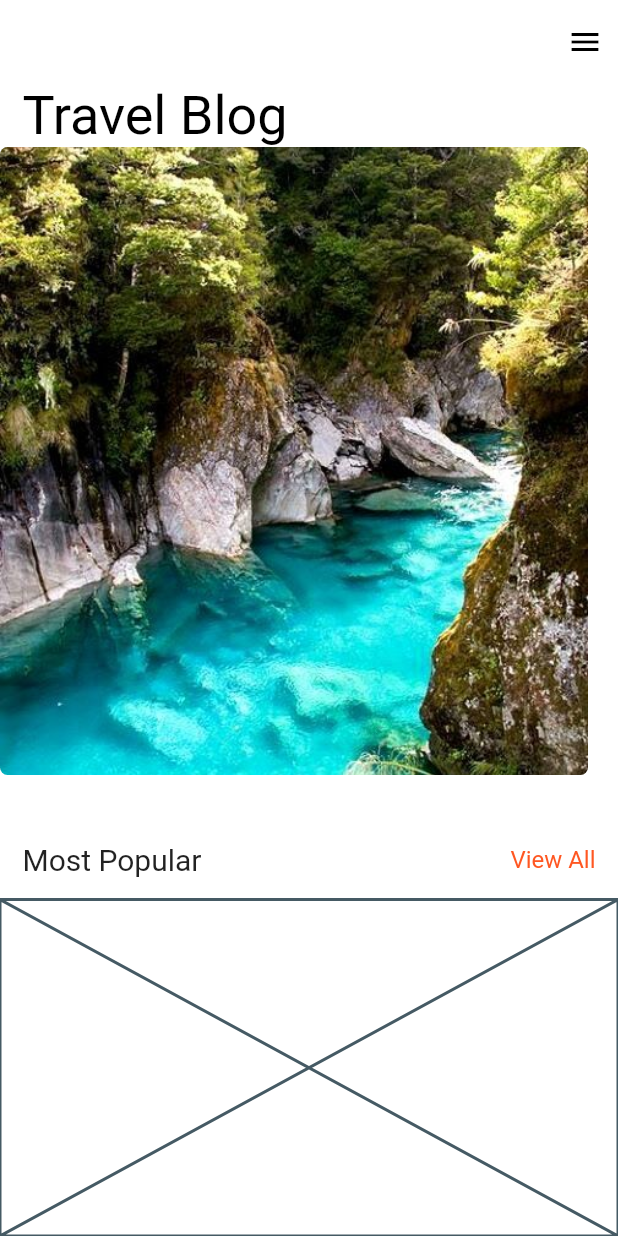
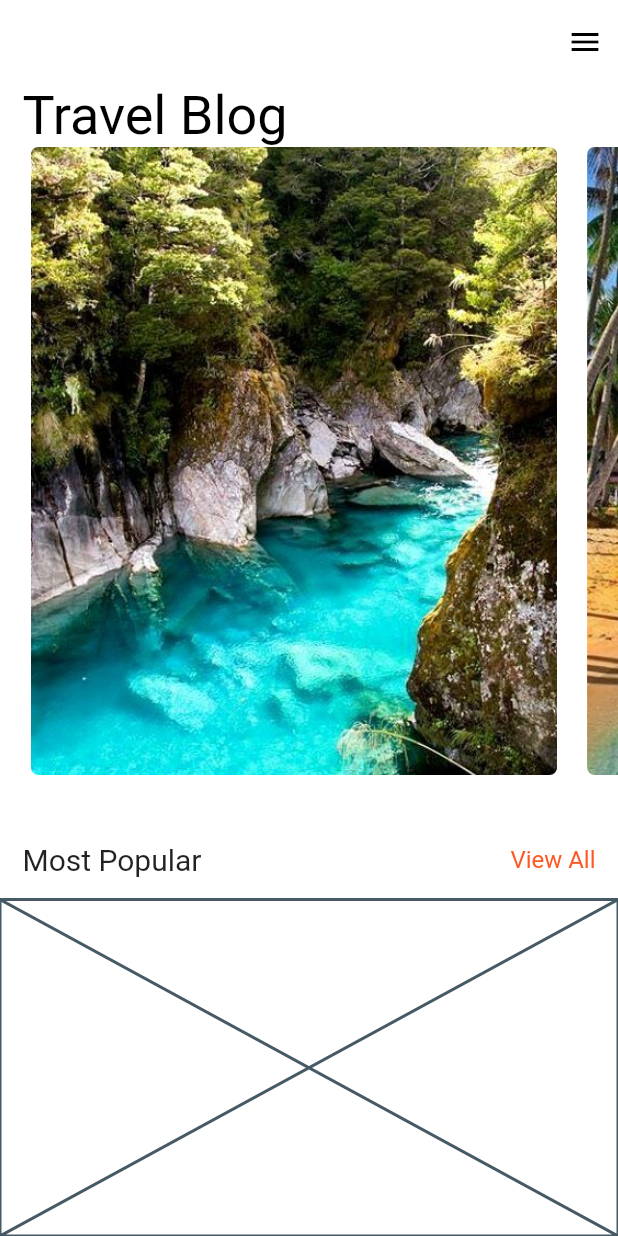
Before and after one commit to gulsenkeskin/travel-blog, a Flutter app: the screen it shows after launch, on a phone screen of 412 x 824 dp. Run offline on Flutter 3.47's test engine with Material 2 defaults, Android fonts, the phone set to English and light mode, and no system bars.

```diff
--- a/lib/widgets/travel_blog.dart
+++ b/lib/widgets/travel_blog.dart
@@ -7,7 +7,9 @@ class TravelBlog extends StatelessWidget {
 
   @override
   Widget build(BuildContext context) {
-    return PageView.builder(itemBuilder: (context, index) {
+    return PageView.builder(
+        controller: _pageCtrl,
+        itemBuilder: (context, index) {
           var travel = _list[index];
           return Stack(
             children: [
```
Lines whose indentation alone changed are shown as unchanged.
